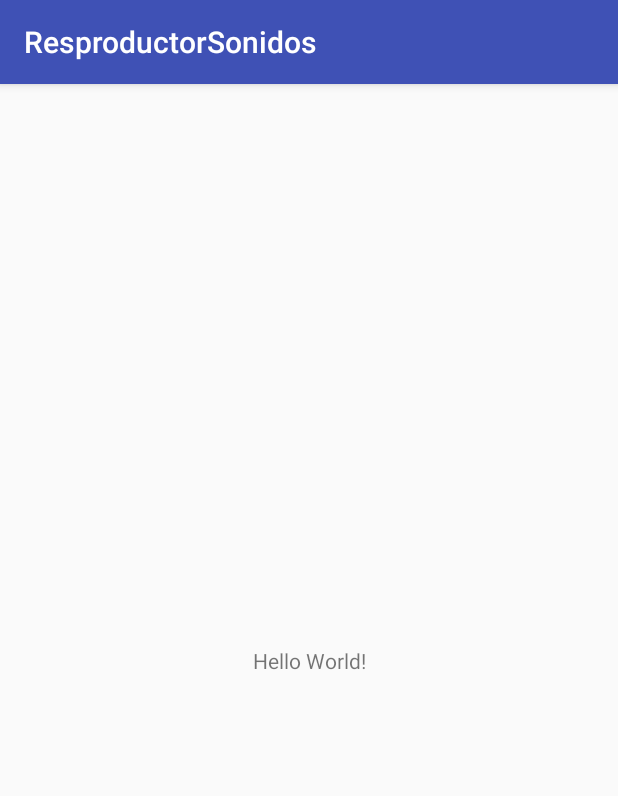
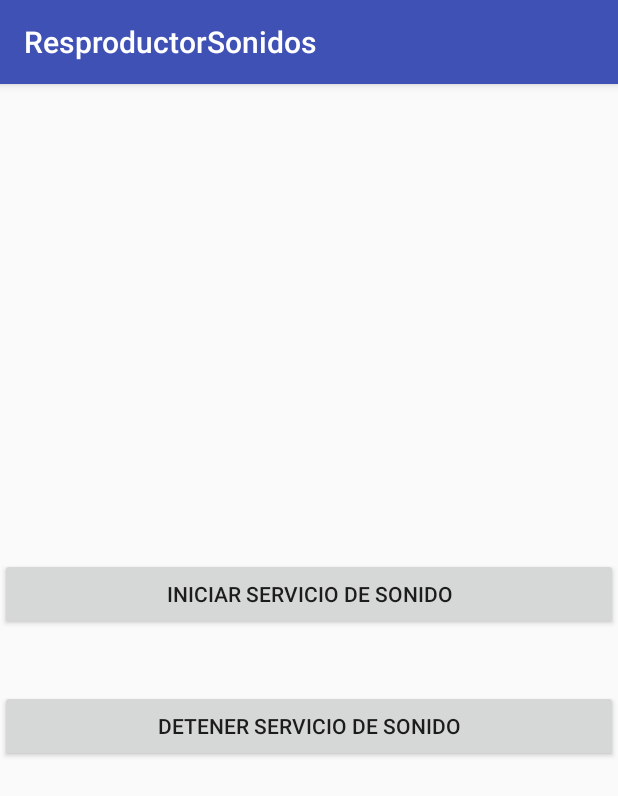
Before and after one commit to CrissAlvarezH/SonidosServiceApp, an Android app: the screen it shows after launch (MainActivity), on a phone screen of 412 x 824 dp. Shown: the top 796 px of the screen. Run offline under Robolectric (Android 15) with nearby library versions, the phone set to English and light mode, and no system bars.

Commit message:
Implementó SonidosService

```diff
--- a/app/src/main/AndroidManifest.xml
+++ b/app/src/main/AndroidManifest.xml
@@ -16,6 +16,11 @@
                 <category android:name="android.intent.category.LAUNCHER" />
             </intent-filter>
         </activity>
+
+        <service
+            android:name=".SonidosService"
+            android:enabled="true"
+            android:exported="true"></service>
     </application>
 
 </manifest>
--- a/app/src/main/res/layout/activity_main.xml
+++ b/app/src/main/res/layout/activity_main.xml
@@ -1,18 +1,24 @@
 <?xml version="1.0" encoding="utf-8"?>
-<android.support.constraint.ConstraintLayout xmlns:android="http://schemas.android.com/apk/res/android"
+<LinearLayout xmlns:android="http://schemas.android.com/apk/res/android"
     xmlns:app="http://schemas.android.com/apk/res-auto"
     xmlns:tools="http://schemas.android.com/tools"
     android:layout_width="match_parent"
     android:layout_height="match_parent"
+    android:gravity="center"
+    android:orientation="vertical"
     tools:context=".MainActivity">
 
-    <TextView
-        android:layout_width="wrap_content"
+    <Button
+        android:onClick="clickIniciarServicio"
+        android:layout_width="match_parent"
         android:layout_height="wrap_content"
-        android:text="Hello World!"
-        app:layout_constraintBottom_toBottomOf="parent"
-        app:layout_constraintLeft_toLeftOf="parent"
-        app:layout_constraintRight_toRightOf="parent"
-        app:layout_constraintTop_toTopOf="parent" />
+        android:layout_marginBottom="40dp"
+        android:text="INICIAR SERVICIO DE SONIDO" />
 
-</android.support.constraint.ConstraintLayout>
+    <Button
+        android:onClick="clickDetenerServicio"
+        android:layout_width="match_parent"
+        android:layout_height="wrap_content"
+        android:text="DETENER SERVICIO DE SONIDO" />
+
+</LinearLayout>
```
Also changed, not shown: app/src/main/java/miercoles/dsl/resproductorsonidos/MainActivity.java (+14 -0 lines), app/src/main/java/miercoles/dsl/resproductorsonidos/SonidosService.java (added, +75 -0 lines), 1 other file.
